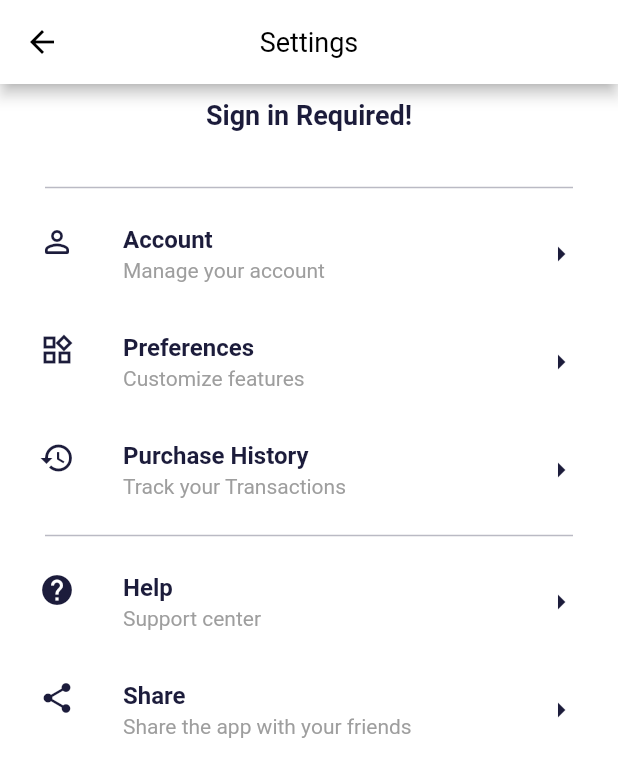
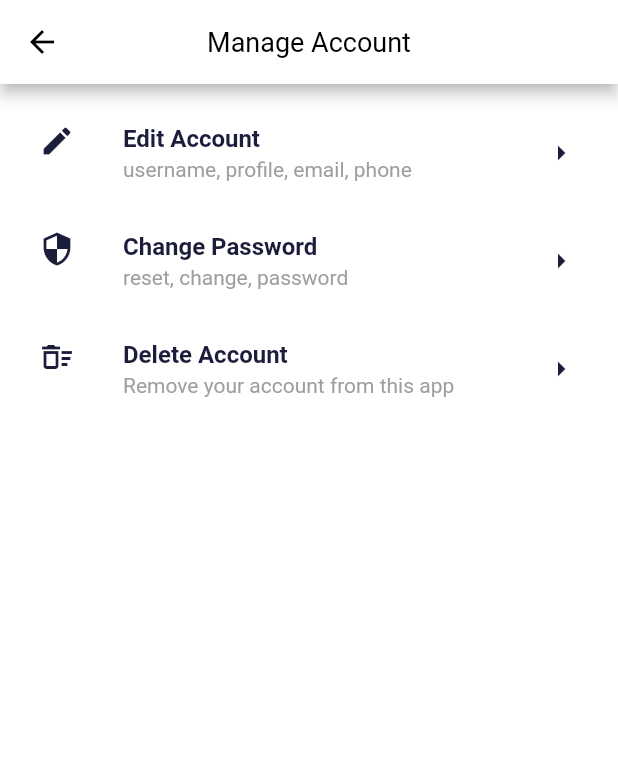
Before and after one commit to nasifayc/delta-bookstore-flutter, a Flutter app: the SettingPage screen opened by its route, after a tap on "Account", on a phone screen of 412 x 824 dp. Shown: the top 777 px of the screen. Run offline on Flutter 3.47's test engine with Material 3 defaults, Android fonts, the light colour scheme and no system bars; our stand-ins replace equatable, flutter_bloc, lottie, shared_preferences, shimmer; accounts and stored records are empty; Roboto replaces fonts that are missing (roboto).

```diff
--- a/delta_ebookstore_app/lib/core/api_url.dart
+++ b/delta_ebookstore_app/lib/core/api_url.dart
@@ -1,5 +1,5 @@
 class ApiUrl {
-  static const String baseUrl = "http://192.168.0.110:4003/api";
+  static const String baseUrl = "http://192.168.8.212:4003/api";
 
   static const String signupUrl = "$baseUrl/auth/sign-up";
   static const String signinUrl = "$baseUrl/auth/sign-in";
--- a/delta_ebookstore_app/lib/core/main_app.dart
+++ b/delta_ebookstore_app/lib/core/main_app.dart
@@ -2,10 +2,11 @@ import 'package:delta_ebookstore_app/controllers/auth/auth_cubit.dart';
 import 'package:delta_ebookstore_app/controllers/theme/theme_cubit.dart';
 import 'package:delta_ebookstore_app/core/app_navigator.dart';
 import 'package:delta_ebookstore_app/core/theme/app_theme.dart';
+import 'package:delta_ebookstore_app/screens/layouts/setting/account_page.dart';
 import 'package:delta_ebookstore_app/screens/layouts/login_page.dart';
 import 'package:delta_ebookstore_app/screens/layouts/otp_screen.dart';
 import 'package:delta_ebookstore_app/screens/layouts/search_page.dart';
-import 'package:delta_ebookstore_app/screens/layouts/setting_page.dart';
+import 'package:delta_ebookstore_app/screens/layouts/setting/setting_page.dart';
 import 'package:delta_ebookstore_app/screens/layouts/sign_up_page.dart';
 
 import 'package:flutter/material.dart';
@@ -46,6 +47,7 @@ class _MainAppState extends State<MainApp> {
             '/otp': (context) => const OtpScreen(),
             '/settings': (context) => const SettingPage(),
             '/search': (context) => const SearchPage(),
+            '/account': (context) => const AccountPage(),
           },
           home: const AppNavigator(),
         );
--- a/delta_ebookstore_app/lib/screens/layouts/book_detail.dart
+++ b/delta_ebookstore_app/lib/screens/layouts/book_detail.dart
@@ -1,5 +1,3 @@
-import 'dart:ui';
-
 import 'package:delta_ebookstore_app/core/theme/app_theme.dart';
 import 'package:delta_ebookstore_app/models/book/book_model.dart';
 import 'package:delta_ebookstore_app/widgets/book_detail/book_info.dart';
--- /dev/null
+++ b/delta_ebookstore_app/lib/screens/layouts/setting/account_page.dart
@@ -0,0 +1,99 @@
+import 'package:delta_ebookstore_app/core/theme/app_theme.dart';
+import 'package:flutter/material.dart';
+import 'package:flutter/widgets.dart';
+
+class AccountPage extends StatefulWidget {
+  const AccountPage({super.key});
+
+  @override
+  State<AccountPage> createState() => _AccountPageState();
+}
+
+class _AccountPageState extends State<AccountPage> {
+  @override
+  Widget build(BuildContext context) {
+    AppTheme theme = AppTheme.of(context);
+    return Scaffold(
+      appBar: AppBar(
+        centerTitle: true,
+        title: Text(
+          'Manage Account',
+          style: theme.typography.bodyMedium,
+        ),
+      ),
+      body: SingleChildScrollView(
+        child: Padding(
+          padding: const EdgeInsets.all(10),
+          child: Column(
+            children: [
+              ListTile(
+                leading: Icon(
+                  Icons.edit,
+                  color: theme.primary,
+                ),
+                title: Text(
+                  'Edit Account',
+                  style: theme.typography.titleSmall
+                      .copyWith(color: theme.primary),
+                ),
+                subtitle: Text('username, profile, email, phone',
+                    style: theme.typography.titleSmall
+                        .copyWith(fontSize: 14, fontWeight: FontWeight.normal)),
+                trailing: Icon(
+                  Icons.arrow_right,
+                  color: theme.primary,
+                ),
+                onTap: () {
+                  Navigator.of(context).pushNamed('/edit-account');
+                  // Navigate to Account Settings screen
+                },
+              ),
+              ListTile(
+                leading: Icon(
+                  Icons.security,
+                  color: theme.primary,
+                ),
+                title: Text(
+                  'Change Password',
+                  style: theme.typography.titleSmall
+                      .copyWith(color: theme.primary),
+                ),
+                subtitle: Text('reset, change, password',
+                    style: theme.typography.titleSmall
+                        .copyWith(fontSize: 14, fontWeight: FontWeight.normal)),
+                trailing: Icon(
+                  Icons.arrow_right,
+                  color: theme.primary,
+                ),
+                onTap: () {
+                  // Navigate to Account Settings screen
+                },
+              ),
+              ListTile(
+                leading: Icon(
+                  Icons.delete_sweep_outlined,
+                  color: theme.primary,
+                ),
+                title: Text(
+                  'Delete Account',
+                  style: theme.typography.titleSmall
+                      .copyWith(color: theme.primary),
+                ),
+                subtitle: Text('Remove your account from this app',
+                    style: theme.typography.titleSmall
+                        .copyWith(fontSize: 14, fontWeight: FontWeight.normal)),
+                trailing: Icon(
+                  Icons.arrow_right,
+                  color: theme.primary,
+                ),
+                onTap: () {
+                  // Navigate to Account Settings screen
+                },
+              ),
+            ],
+          ),
+        ),
+      ),
+    );
+  }
+}
--- a/delta_ebookstore_app/lib/screens/layouts/setting_page.dart
+++ b/delta_ebookstore_app/lib/screens/layouts/setting/setting_page.dart
@@ -50,6 +50,7 @@ class SettingPage extends StatelessWidget {
                   color: theme.primary,
                 ),
                 onTap: () {
+                  Navigator.of(context).pushNamed('/account');
                   // Navigate to Account Settings screen
                 },
               ),
```
Also changed, not shown: delta_ebookstore_app/lib/screens/layouts/purchase.dart (+12 -8 lines), delta_ebookstore_app/lib/screens/layouts/setting/edit_account.dart (added, +149 -0 lines).
